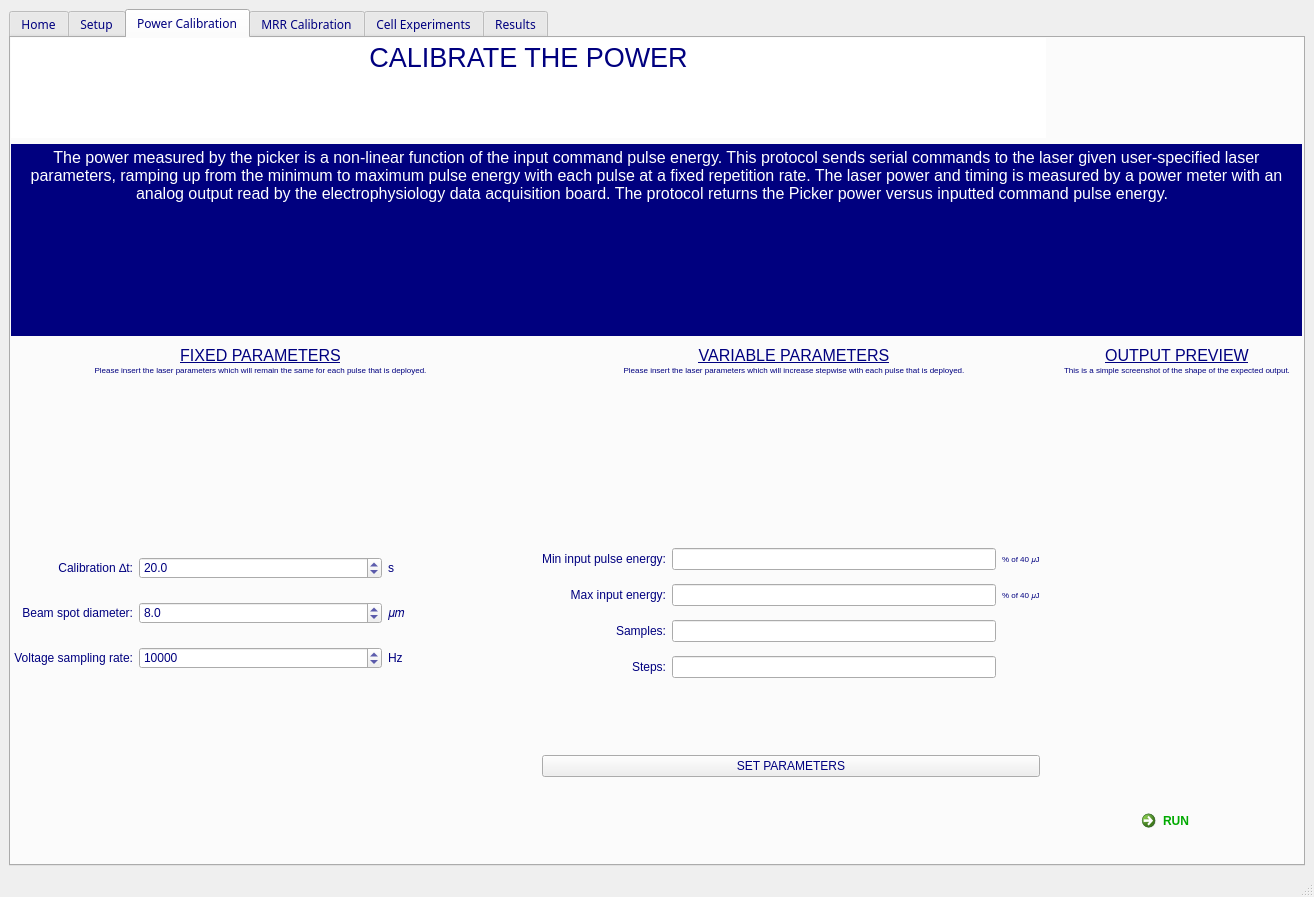
Above: MainApp.ui from AliSan123/Optogenetics_project before the change. Below: the same form after it.
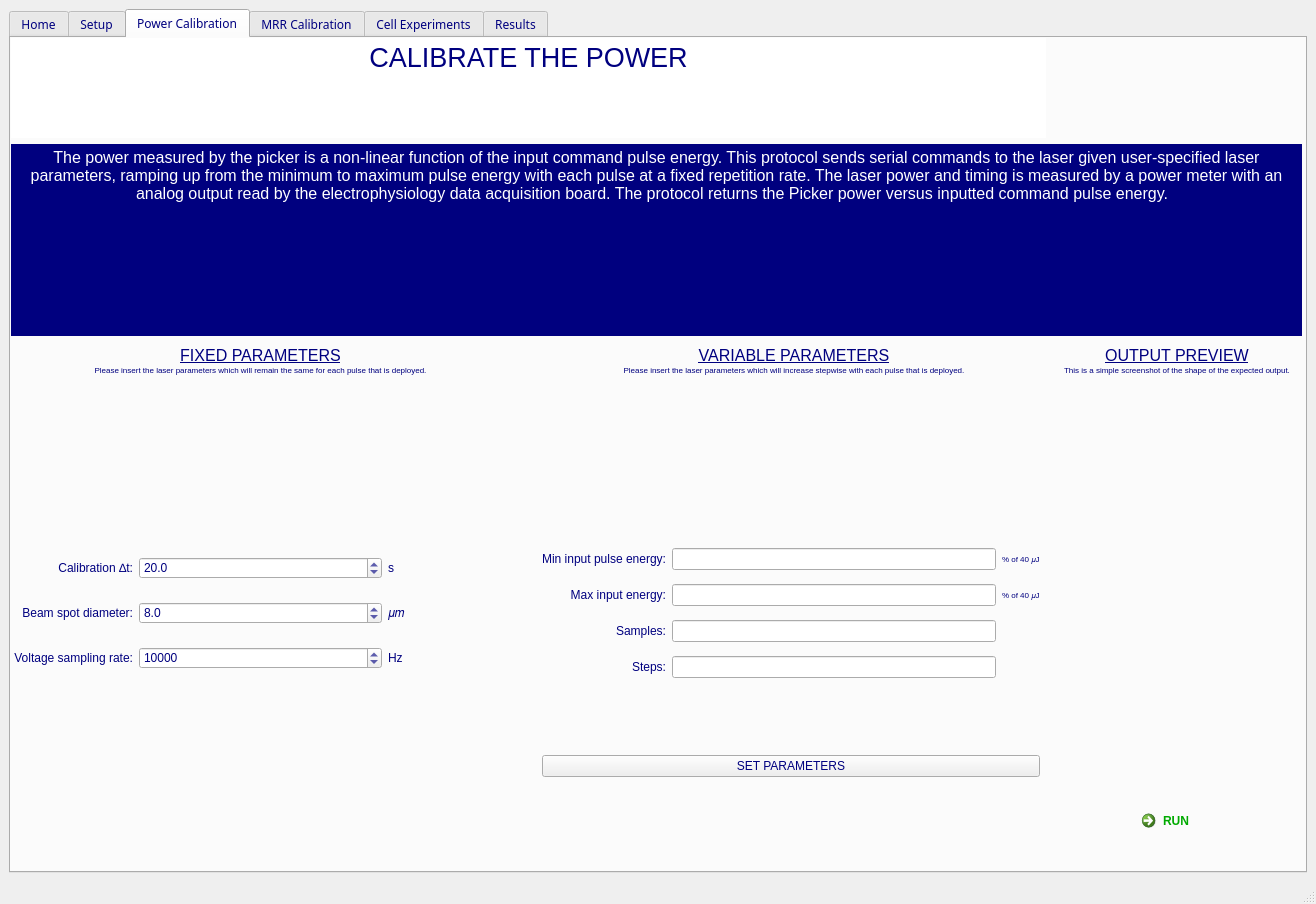
That is the form after the change. Icons and pictures are not drawn.

Commit message:
Updates to Arduino sketch and python class
Code runs, but seems to get stuck within the loop. Pushing the button on the Arduino proceeds to next state, but is stuck without pushing the button.

The edit to the form file:
```diff
--- a/MainApp.ui
+++ b/MainApp.ui
@@ -6,8 +6,8 @@
    <rect>
     <x>0</x>
     <y>0</y>
-    <width>1314</width>
-    <height>897</height>
+    <width>1316</width>
+    <height>904</height>
    </rect>
   </property>
   <property name="sizePolicy">
```
The commit also changes 2 other files.
